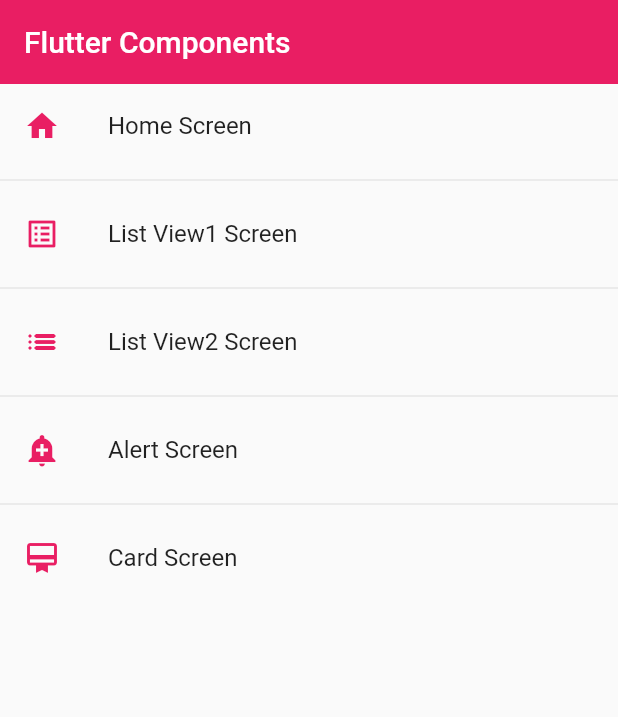
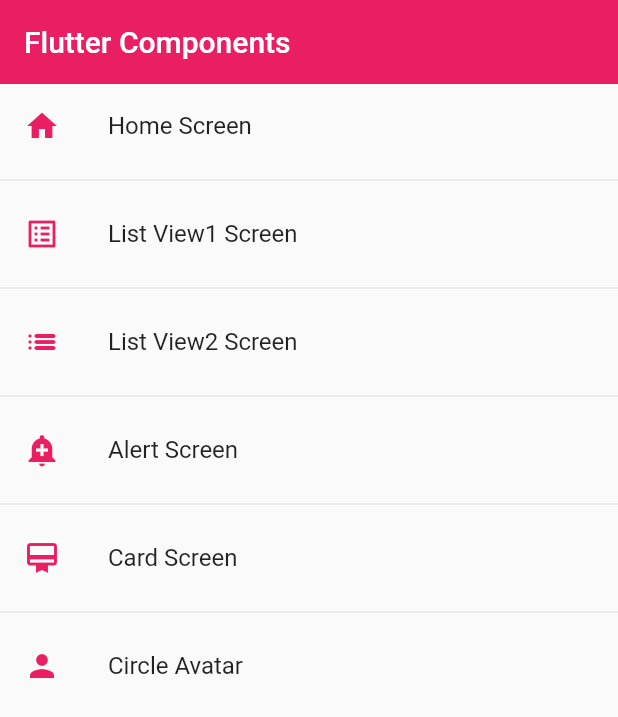
Before and after one commit to Rituzka/flutter_list_components_app, a Flutter app: the screen it shows after launch, on a phone screen of 412 x 824 dp. Shown: the top 717 px of the screen. Run offline on Flutter 3.47's test engine with Material 2 defaults, Android fonts, the light colour scheme and no system bars.

Commit message:
Widget Circle Avatar

```diff
--- a/lib/router/app_routes.dart
+++ b/lib/router/app_routes.dart
@@ -31,7 +31,12 @@
         route: 'card',
         name: 'Card Screen',
         screen: const CardScreen(),
-        icon: Icons.card_membership)
+        icon: Icons.card_membership),
+    MenuOption(
+        route: 'avatar',
+        name: 'Circle Avatar',
+        screen: const AvatarScreen(),
+        icon: Icons.person)
   ];
 
   static Map<String, Widget Function(BuildContext)> getAppRoute() {
--- a/lib/screens/screens.dart
+++ b/lib/screens/screens.dart
@@ -3,3 +3,4 @@
 export 'package:flutter_list_components_app/screens/home_screen.dart';
 export 'package:flutter_list_components_app/screens/listView1_screen.dart';
 export 'package:flutter_list_components_app/screens/listView2_screen.dart';
+export 'package:flutter_list_components_app/screens/avatar_screen.dart';
```
Also changed, not shown: lib/screens/avatar_screen.dart (added, +29 -0 lines).
